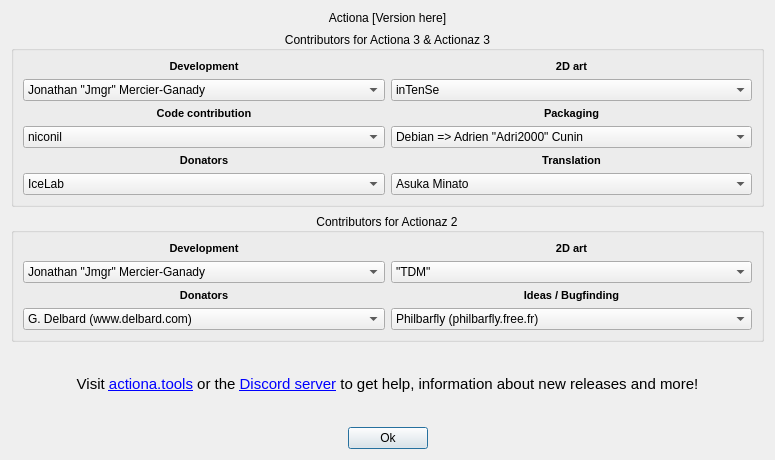
The window that actiona/ui/aboutdialog.ui (Jmgr/actiona) describes before a commit, drawn with Qt 5.
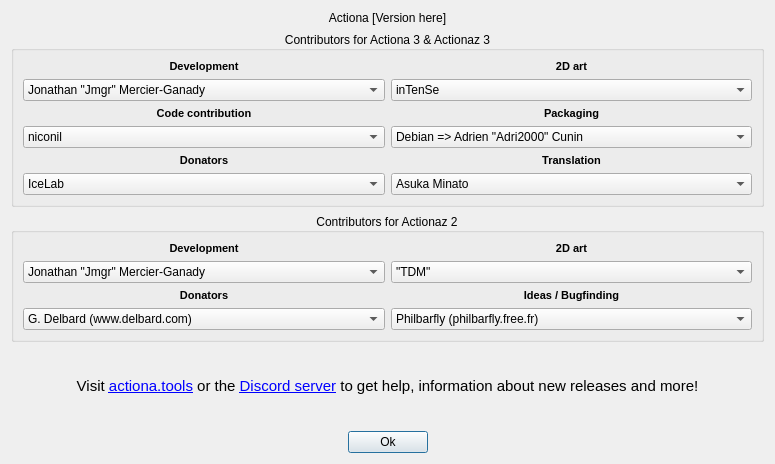
The same window after the commit. Icons and pictures are not drawn.

Commit message: Add names to credits

Diff of the .ui file:
```diff
--- a/actiona/ui/aboutdialog.ui
+++ b/actiona/ui/aboutdialog.ui
@@ -7,7 +7,7 @@
     <x>0</x>
     <y>0</y>
     <width>775</width>
-    <height>460</height>
+    <height>464</height>
    </rect>
   </property>
   <property name="windowTitle">
```
Left out of the diff: 10 changed lines with no effect on the pictures.
